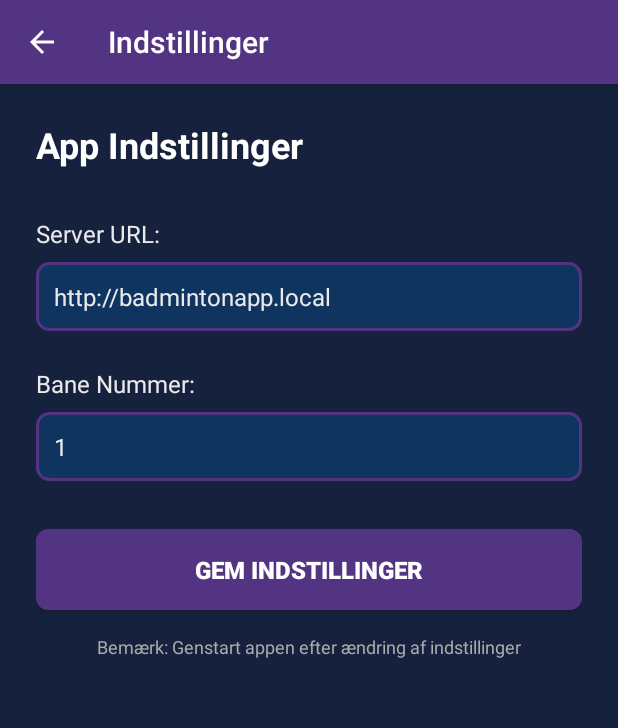
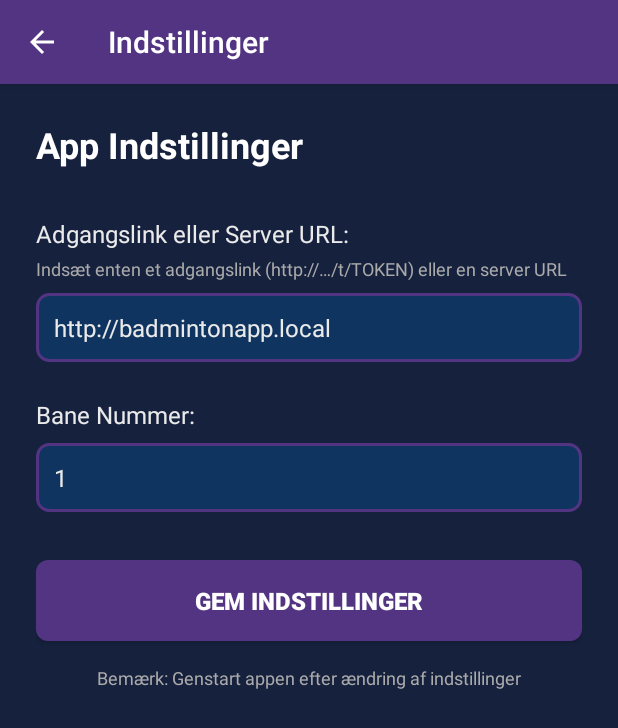
Before and after one commit to CesarDKK/badminton-score-counter, an Android app: the SettingsActivity screen opened directly, with no data from a screen before it, on a phone screen of 412 x 824 dp. Shown: the top 728 px of the screen. Run offline under Robolectric (Android 15) with nearby library versions, the phone set to English and light mode, and no system bars.

Commit message:
Android-app: understøt adgangslinks (multi-tenant) og server URL+bane
Opsætningsdialogen accepterer nu enten:
- Et adgangslink: http://…/t/TOKEN (bane nr. skjules automatisk)
- En server URL + bane nummer (eksisterende lokal mode)

Detekteres på /t/ i URL'en. shouldOverrideUrlLoading tillader /t/-redirects.

Co-Authored-By: Claude Sonnet 4.6 <noreply@anthropic.com>

```diff
--- a/android-app/app/src/main/java/com/badminton/courtcounter/SettingsActivity.kt
+++ b/android-app/app/src/main/java/com/badminton/courtcounter/SettingsActivity.kt
@@ -2,15 +2,18 @@ package com.badminton.courtcounter
 
 import android.content.Context
 import android.os.Bundle
+import android.view.View
 import android.widget.Button
 import android.widget.EditText
+import android.widget.TextView
 import android.widget.Toast
 import androidx.appcompat.app.AppCompatActivity
 
 class SettingsActivity : AppCompatActivity() {
 
-    private lateinit var serverUrlInput: EditText
+    private lateinit var linkInput: EditText
     private lateinit var courtIdInput: EditText
+    private lateinit var courtIdLabel: TextView
     private lateinit var saveButton: Button
     private lateinit var prefs: android.content.SharedPreferences
 
@@ -26,49 +29,56 @@ class SettingsActivity : AppCompatActivity() {
         super.onCreate(savedInstanceState)
         setContentView(R.layout.activity_settings)
 
-        // Enable back button in action bar
         supportActionBar?.setDisplayHomeAsUpEnabled(true)
 
         prefs = getSharedPreferences(PREF_NAME, Context.MODE_PRIVATE)
 
-        serverUrlInput = findViewById(R.id.serverUrlInput)
+        linkInput    = findViewById(R.id.serverUrlInput)
         courtIdInput = findViewById(R.id.courtIdInput)
-        saveButton = findViewById(R.id.saveButton)
+        courtIdLabel = findViewById(R.id.courtIdLabel)
+        saveButton   = findViewById(R.id.saveButton)
 
-        // Load current settings
         loadSettings()
 
-        // Save button click
-        saveButton.setOnClickListener {
-            saveSettings()
-        }
+        // Skjul banenummer-felt dynamisk ved adgangslink
+        linkInput.addTextChangedListener(object : android.text.TextWatcher {
+            override fun afterTextChanged(s: android.text.Editable?) = updateCourtVisibility()
+            override fun beforeTextChanged(s: CharSequence?, start: Int, count: Int, after: Int) {}
+            override fun onTextChanged(s: CharSequence?, start: Int, before: Int, count: Int) {}
+        })
+
+        saveButton.setOnClickListener { saveSettings() }
+    }
+
+    private fun updateCourtVisibility() {
+        val isToken = MainActivity.isTokenUrl(linkInput.text.toString().trim())
+        courtIdLabel.visibility = if (isToken) View.GONE else View.VISIBLE
+        courtIdInput.visibility = if (isToken) View.GONE else View.VISIBLE
     }
 
     private fun loadSettings() {
-        val serverUrl = prefs.getString(PREF_SERVER_URL, DEFAULT_SERVER_URL)
-        val courtId = prefs.getString(PREF_COURT_ID, DEFAULT_COURT_ID)
-
-        serverUrlInput.setText(serverUrl)
-        courtIdInput.setText(courtId)
+        linkInput.setText(prefs.getString(PREF_SERVER_URL, DEFAULT_SERVER_URL))
+        courtIdInput.setText(prefs.getString(PREF_COURT_ID, DEFAULT_COURT_ID))
+        updateCourtVisibility()
     }
 
     private fun saveSettings() {
-        val serverUrl = serverUrlInput.text.toString().trim()
+        val link   = linkInput.text.toString().trim()
         val courtId = courtIdInput.text.toString().trim()
 
-        if (serverUrl.isEmpty()) {
-            Toast.makeText(this, "Server URL må ikke være tom", Toast.LENGTH_SHORT).show()
+        if (link.isEmpty()) {
+            Toast.makeText(this, "Link/URL må ikke være tomt", Toast.LENGTH_SHORT).show()
             return
         }
 
-        if (courtId.isEmpty() || courtId.toIntOrNull() == null) {
+        if (!MainActivity.isTokenUrl(link) && (courtId.isEmpty() || courtId.toIntOrNull() == null)) {
             Toast.makeText(this, "Bane nummer skal være et tal", Toast.LENGTH_SHORT).show()
             return
         }
 
         prefs.edit().apply {
-            putString(PREF_SERVER_URL, serverUrl)
-            putString(PREF_COURT_ID, courtId)
+            putString(PREF_SERVER_URL, link)
+            putString(PREF_COURT_ID, courtId.ifEmpty { DEFAULT_COURT_ID })
             apply()
         }
 
--- a/android-app/app/src/main/res/layout/activity_settings.xml
+++ b/android-app/app/src/main/res/layout/activity_settings.xml
@@ -18,16 +18,24 @@
     <TextView
         android:layout_width="match_parent"
         android:layout_height="wrap_content"
-        android:text="Server URL:"
+        android:text="Adgangslink eller Server URL:"
         android:textSize="16sp"
         android:textColor="#eaeaea"
+        android:layout_marginBottom="4dp" />
+
+    <TextView
+        android:layout_width="match_parent"
+        android:layout_height="wrap_content"
+        android:text="Indsæt enten et adgangslink (http://…/t/TOKEN) eller en server URL"
+        android:textSize="12sp"
+        android:textColor="#aaaaaa"
         android:layout_marginBottom="8dp" />
 
     <EditText
         android:id="@+id/serverUrlInput"
         android:layout_width="match_parent"
         android:layout_height="wrap_content"
-        android:hint="http://badmintonapp.local"
+        android:hint="http://badmintonapp.local eller http://…/t/TOKEN"
         android:inputType="textUri"
         android:textSize="16sp"
         android:padding="12dp"
@@ -37,6 +45,7 @@
         android:layout_marginBottom="24dp" />
 
     <TextView
+        android:id="@+id/courtIdLabel"
         android:layout_width="match_parent"
         android:layout_height="wrap_content"
         android:text="Bane Nummer:"
```
Also changed, not shown: android-app/app/src/main/java/com/badminton/courtcounter/MainActivity.kt (+121 -160 lines).
